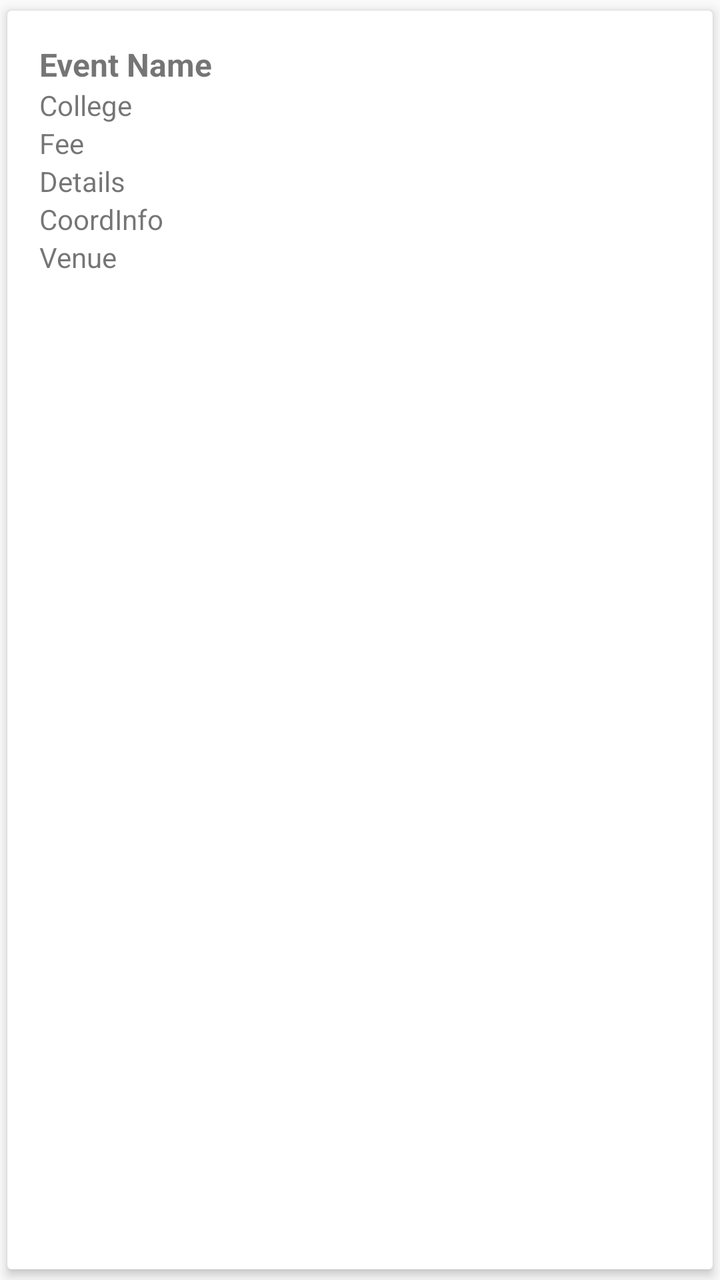
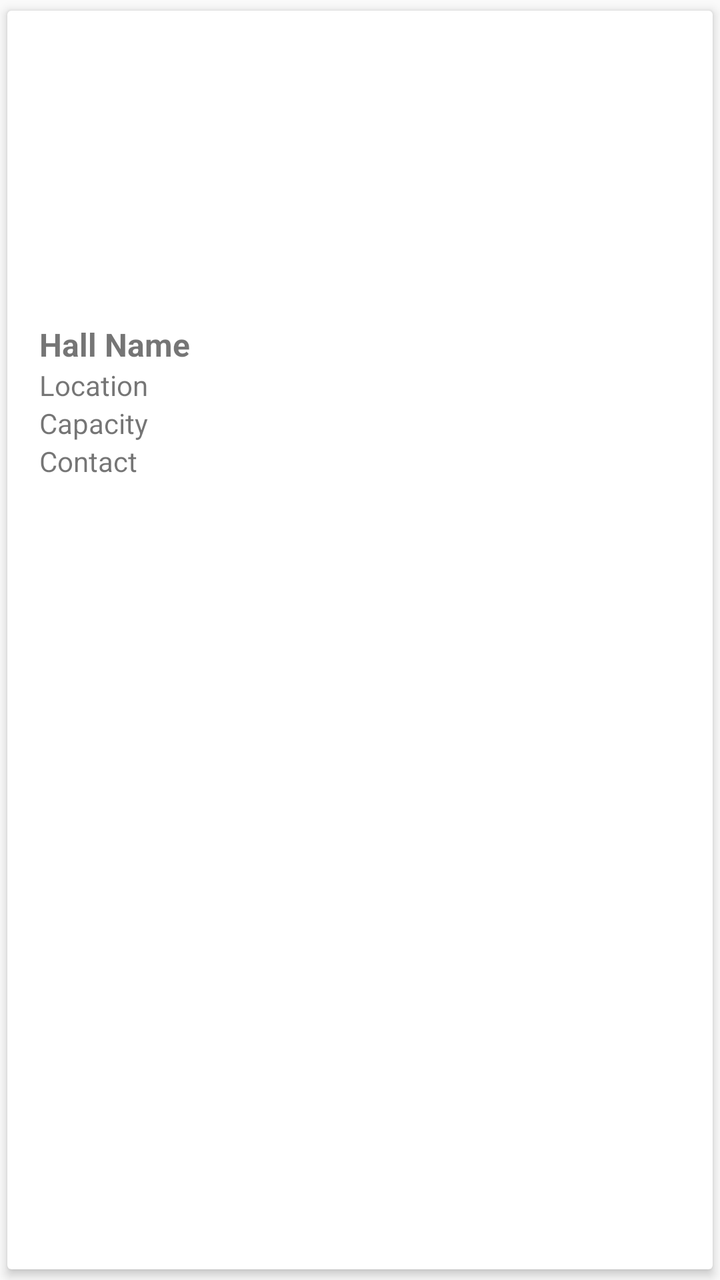

Compare the two renders of this Android layout. The source of the first and the diff that turns it into the second are given below.
<!-- AndroidManifest.xml: application theme AppTheme -->
<!-- res/layout/card_view_home.xml -->
<androidx.cardview.widget.CardView xmlns:android="http://schemas.android.com/apk/res/android"
    android:layout_height="wrap_content"
    android:layout_width="match_parent"
    xmlns:app="http://schemas.android.com/apk/res-auto"
    app:cardElevation="3sp"
    app:cardUseCompatPadding="true">
    <LinearLayout
        android:layout_width="match_parent"
        android:layout_height="wrap_content"
        android:orientation="vertical"
        android:gravity="center"
        android:padding="16sp">
        <TextView
            android:layout_width="match_parent"
            android:layout_height="wrap_content"
            android:id="@+id/card_event_name"
            android:textStyle="bold"
            android:textSize="16sp"
            android:text="Event Name"/>
        <TextView
            android:layout_width="match_parent"
            android:layout_height="wrap_content"
            android:id="@+id/card_event_college"
            android:text="College"/>
        <TextView
            android:layout_width="match_parent"
            android:layout_height="wrap_content"
            android:id="@+id/card_event_fee"
            android:text="Fee"/>
        <TextView
            android:layout_width="match_parent"
            android:layout_height="wrap_content"
            android:id="@+id/card_event_details"
            android:text="Details"/>
        <TextView
            android:layout_width="match_parent"
            android:layout_height="wrap_content"
            android:id="@+id/card_event_coordInfo"
            android:text="CoordInfo"/>
        <TextView
            android:layout_width="match_parent"
            android:layout_height="wrap_content"
            android:id="@+id/card_event_venue"
            android:text="Venue"/>
    </LinearLayout>
</androidx.cardview.widget.CardView>
<!-- resources referenced by this layout -->
<resources>
  <style name="AppTheme" parent="Theme.AppCompat.Light.DarkActionBar">
          
          <item name="colorPrimary">@color/colorPrimary</item>
          <item name="colorPrimaryDark">@color/colorPrimaryDark</item>
          <item name="colorAccent">@color/colorPrimaryDark</item>
      </style>
  <color name="colorPrimary">#3F51B5</color>
  <color name="colorPrimaryDark">#303F9F</color>
</resources>

<!-- the commit's change to res/layout/card_view_home.xml (unified diff, before → after) -->
@@ -1,46 +1,65 @@
 <androidx.cardview.widget.CardView xmlns:android="http://schemas.android.com/apk/res/android"
+    xmlns:app="http://schemas.android.com/apk/res-auto"
+    android:layout_width="match_parent"
     android:layout_height="wrap_content"
-    android:layout_width="match_parent"
-    xmlns:app="http://schemas.android.com/apk/res-auto"
     app:cardElevation="3sp"
     app:cardUseCompatPadding="true">
+
     <LinearLayout
         android:layout_width="match_parent"
         android:layout_height="wrap_content"
-        android:orientation="vertical"
-        android:gravity="center"
-        android:padding="16sp">
-        <TextView
+        android:orientation="vertical">
+
+        <ImageView
+            android:id="@+id/card_hall_image"
+            android:layout_width="match_parent"
+            android:layout_height="140dp"
+            android:scaleType="centerCrop" />
+
+        <LinearLayout
             android:layout_width="match_parent"
             android:layout_height="wrap_content"
-            android:id="@+id/card_event_name"
-            android:textStyle="bold"
-            android:textSize="16sp"
-            android:text="Event Name"/>
-        <TextView
-            android:layout_width="match_parent"
-            android:layout_height="wrap_content"
-            android:id="@+id/card_event_college"
-            android:text="College"/>
-        <TextView
-            android:layout_width="match_parent"
-            android:layout_height="wrap_content"
-            android:id="@+id/card_event_fee"
-            android:text="Fee"/>
-        <TextView
-            android:layout_width="match_parent"
-            android:layout_height="wrap_content"
-            android:id="@+id/card_event_details"
-            android:text="Details"/>
-        <TextView
-            android:layout_width="match_parent"
-            android:layout_height="wrap_content"
-            android:id="@+id/card_event_coordInfo"
-            android:text="CoordInfo"/>
-        <TextView
-            android:layout_width="match_parent"
-            android:layout_height="wrap_content"
-            android:id="@+id/card_event_venue"
-            android:text="Venue"/>
+            android:gravity="center_vertical"
+            android:orientation="vertical"
+            android:padding="16dp">
+
+            <TextView
+                android:id="@+id/card_event_name"
+                android:layout_width="match_parent"
+                android:layout_height="wrap_content"
+                android:text="Hall Name"
+                android:textSize="16sp"
+                android:textStyle="bold" />
+
+            <TextView
+                android:id="@+id/card_event_venue"
+                android:layout_width="match_parent"
+                android:layout_height="wrap_content"
+                android:text="Location" />
+
+            <TextView
+                android:id="@+id/card_event_details"
+                android:layout_width="match_parent"
+                android:layout_height="wrap_content"
+                android:text="Capacity" />
+
+            <TextView
+                android:id="@+id/card_event_college"
+                android:layout_width="match_parent"
+                android:layout_height="wrap_content"
+                android:text="Contact" />
+
+            <TextView
+                android:id="@+id/card_event_fee"
+                android:layout_width="match_parent"
+                android:layout_height="wrap_content"
+                android:visibility="gone" />
+
+            <TextView
+                android:id="@+id/card_event_coordInfo"
+                android:layout_width="match_parent"
+                android:layout_height="wrap_content"
+                android:visibility="gone" />
+        </LinearLayout>
     </LinearLayout>
 </androidx.cardview.widget.CardView>
